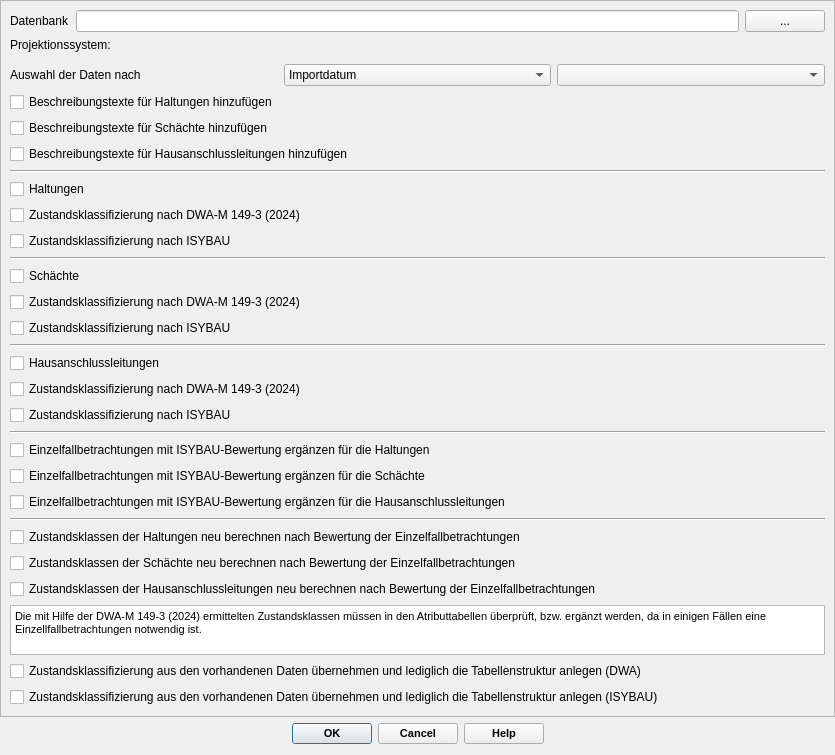
Qt form qkan/zustandsklassen/res/zustandsklassen_dialog_base.ui (SonkeHoffmann/QKan-1) before a commit.
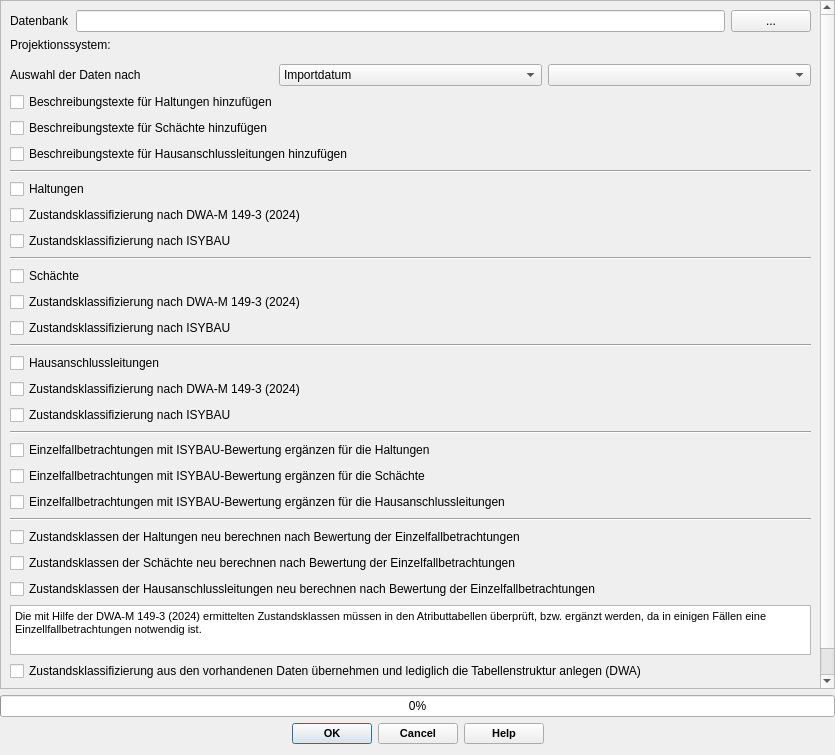
The same form after that commit. Custom widgets are drawn as their Qt base class.

Commit message: Zustandsklassen: Hinzufügen einer QProgressBar im Modul zustandsklassen zum Anzeigen des Klassifizierungsfortschritts.

```diff
--- a/qkan/zustandsklassen/res/zustandsklassen_dialog_base.ui
+++ b/qkan/zustandsklassen/res/zustandsklassen_dialog_base.ui
@@ -313,6 +313,25 @@
      </widget>
     </widget>
    </item>
+    <item>
+     <widget class="QProgressBar" name="progressBar_zustandsklassen">
+        <property name="minimum">
+         <number>0</number>
+        </property>
+        <property name="maximum">
+         <number>100</number>
+        </property>
+        <property name="value">
+         <number>0</number>
+        </property>
+        <property name="textVisible">
+         <bool>true</bool>
+        </property>
+        <property name="format">
+         <string>%p%</string>
+        </property>
+     </widget>
+    </item>
    <item>
     <widget class="QDialogButtonBox" name="button_box">
      <property name="font">
```
The commit also changes 4 other files.
